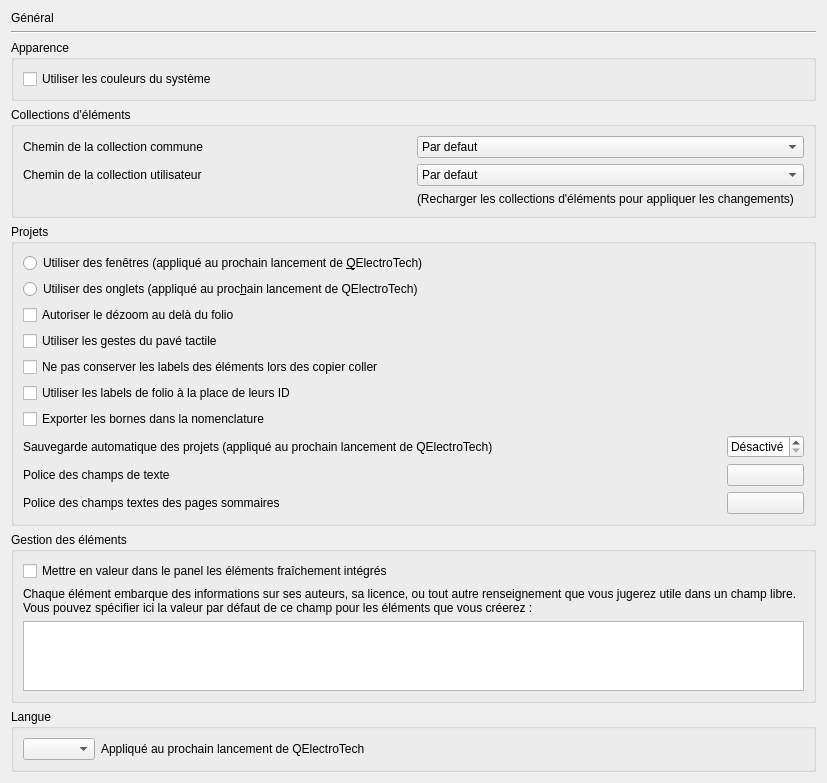
Above: sources/ui/configpage/generalconfigurationpage.ui from klauer/qelectrotech before the change. Below: the same form after it.
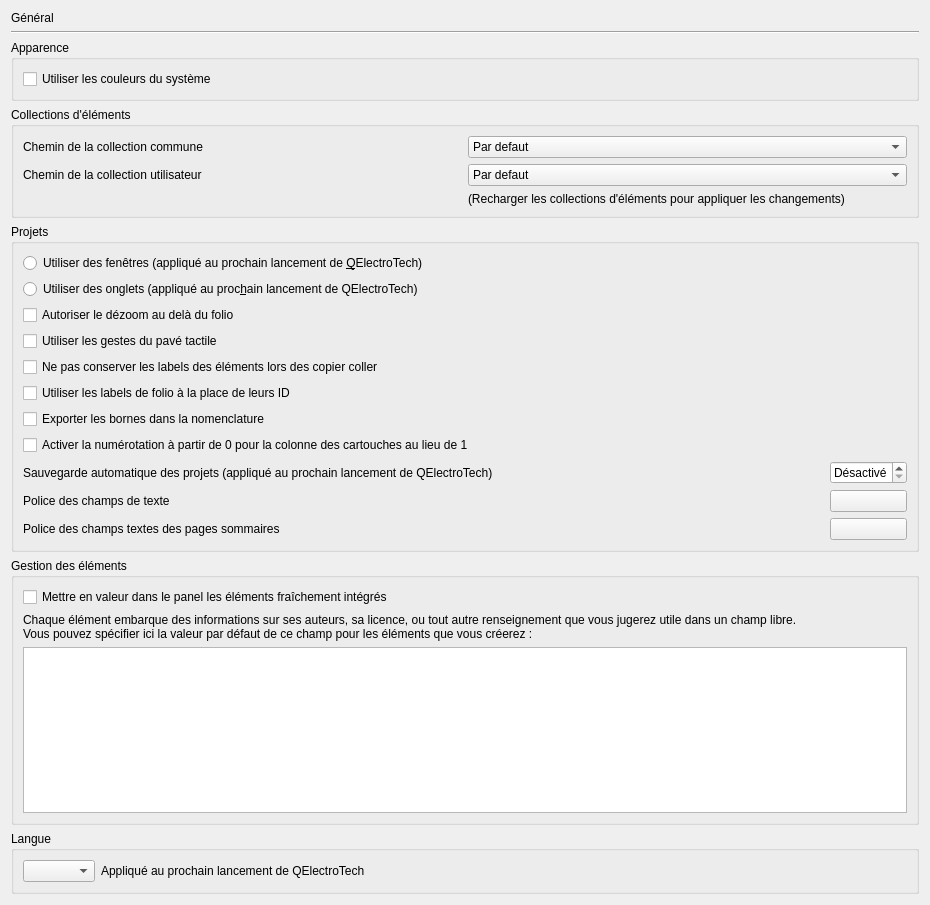
That is the form after the change.

Commit message: Add in config the possibility to start the numbering of the columns of titleblocks at 0.

The edit to the form file:
```diff
--- a/sources/ui/configpage/generalconfigurationpage.ui
+++ b/sources/ui/configpage/generalconfigurationpage.ui
@@ -6,8 +6,8 @@
    <rect>
     <x>0</x>
     <y>0</y>
-    <width>827</width>
-    <height>779</height>
+    <width>930</width>
+    <height>905</height>
    </rect>
   </property>
   <property name="windowTitle">
@@ -108,21 +108,21 @@
       <string>Projets</string>
      </property>
      <layout class="QGridLayout" name="gridLayout">
-      <item row="8" column="2">
+      <item row="9" column="2">
        <widget class="QPushButton" name="m_font_pb">
         <property name="text">
          <string/>
         </property>
        </widget>
       </item>
-      <item row="7" column="0">
+      <item row="8" column="0">
        <widget class="QLabel" name="label">
         <property name="text">
          <string>Sauvegarde automatique des projets (appliqué au prochain lancement de QElectroTech)</string>
         </property>
        </widget>
       </item>
-      <item row="9" column="2">
+      <item row="10" column="2">
        <widget class="QPushButton" name="m_folio_list_pb">
         <property name="text">
          <string/>
@@ -150,14 +150,14 @@
         </property>
        </widget>
       </item>
-      <item row="9" column="0">
+      <item row="10" column="0">
        <widget class="QLabel" name="label_3">
         <property name="text">
          <string>Police des champs textes des pages sommaires</string>
         </property>
        </widget>
       </item>
-      <item row="8" column="0">
+      <item row="9" column="0">
        <widget class="QLabel" name="label_2">
         <property name="text">
          <string>Police des champs de texte</string>
@@ -171,7 +171,7 @@
         </property>
        </widget>
       </item>
-      <item row="7" column="2">
+      <item row="8" column="2">
        <widget class="QSpinBox" name="m_autosave_sb">
         <property name="frame">
          <bool>true</bool>
@@ -205,7 +205,7 @@
         </property>
        </widget>
       </item>
-      <item row="7" column="1">
+      <item row="8" column="1">
        <spacer name="horizontalSpacer">
         <property name="orientation">
          <enum>Qt::Horizontal</enum>
@@ -218,6 +218,13 @@
         </property>
        </spacer>
       </item>
+      <item row="7" column="0" colspan="2">
+       <widget class="QCheckBox" name="m_border_0">
+        <property name="text">
+         <string extracomment="Choix de l'increment de depart 1 ou 0">Activer la numérotation à partir de 0 pour la colonne des cartouches au lieu de 1</string>
+        </property>
+       </widget>
+      </item>
      </layout>
     </widget>
    </item>
```
The commit also changes 4 other files.
